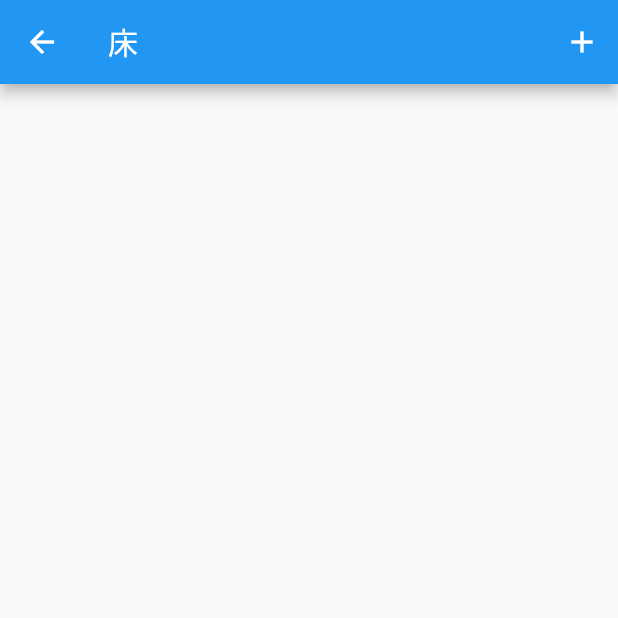
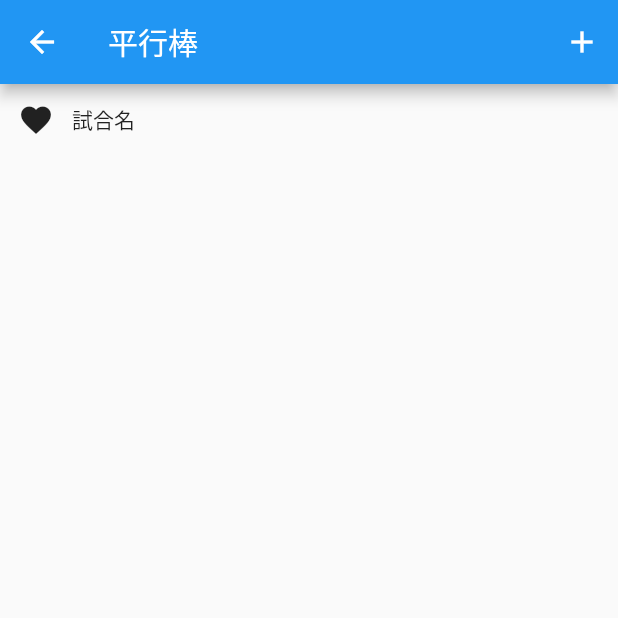
Before and after one commit to o2yama/dscore-app, a Flutter app: the screen it shows after launch, after a tap on "平行棒", on a phone screen of 412 x 824 dp, the top half of it. Run offline on Flutter 3.47's test engine with Material 2 defaults, Android fonts, the phone set to English and light mode, and no system bars.

Commit message:
CalculationScreenのUIを編集　　providerの追加

```diff
--- a/lib/event_screen.dart
+++ b/lib/event_screen.dart
@@ -1,13 +1,22 @@
 import 'package:dscore_app/calculation_screen.dart';
+import 'package:dscore_app/event_screen_model.dart';
 import 'package:flutter/material.dart';
+import 'package:provider/provider.dart';
 
 class EventScreen extends StatelessWidget {
+  EventScreen(this.event);
+  final String event;
+
+  final bool favorite = true;
+
   @override
   Widget build(BuildContext context) {
-    return Scaffold(
+    return ChangeNotifierProvider<EventScreenModel>(
+      create: (_) => EventScreenModel(),
+      child: Scaffold(
         appBar: AppBar(
           title: Text(
-          '床',
+            event,
           ),
           actions: [
             IconButton(
@@ -15,12 +24,37 @@ class EventScreen extends StatelessWidget {
                 onPressed: () {
                   Navigator.push(
                     context,
-                  MaterialPageRoute(builder: (context) => CalculationScreen()),
+                    MaterialPageRoute(
+                        builder: (context) => CalculationScreen(event)),
                   );
                 }),
           ],
         ),
-      body: Column(),
+        body: Consumer<EventScreenModel>(builder: (context, model, child) {
+          return Column(
+            children: [
+              Row(
+                children: [
+                  _favoriteButton(),
+                  Text('試合名'),
+                ],
+              )
+            ],
+          );
+        }),
+      ),
     );
   }
+
+  _favoriteButton() {
+    return IconButton(
+        icon: Icon(
+          Icons.favorite,
+          // favorite == true ? Icons.favorite : Icons.favorite_border,
+          // color: favorite == true ? Colors.red : Colors.black38,
+        ),
+        onPressed: () {
+          //TODO
+        });
   }
+}
--- /dev/null
+++ b/lib/event_screen_model.dart
@@ -0,0 +1,3 @@
+import 'package:flutter/material.dart';
+
+class EventScreenModel extends ChangeNotifier {}
--- a/lib/home_screen.dart
+++ b/lib/home_screen.dart
@@ -35,7 +35,7 @@ class HomeScreen extends StatelessWidget {
       onTap: () {
         Navigator.push(
           context,
-          MaterialPageRoute(builder: (context) => EventScreen()),
+          MaterialPageRoute(builder: (context) => EventScreen(event)),
         );
       },
     );
--- a/pubspec.yaml
+++ b/pubspec.yaml
@@ -28,6 +28,7 @@ dependencies:
   # The following adds the Cupertino Icons font to your application.
   # Use with the CupertinoIcons class for iOS style icons.
   cupertino_icons: ^1.0.0
+  provider: ^5.0.0
 
 dev_dependencies:
   flutter_test:
```
Also changed, not shown: lib/calculation_screen.dart (+85 -8 lines). Lines whose indentation alone changed are shown as unchanged.
